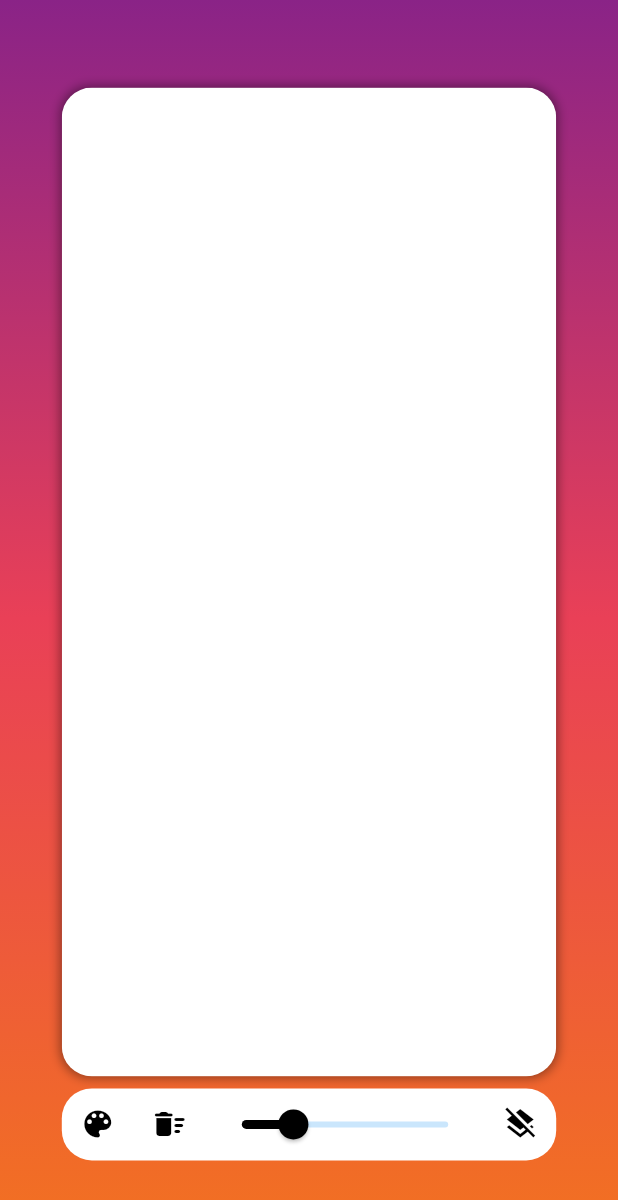
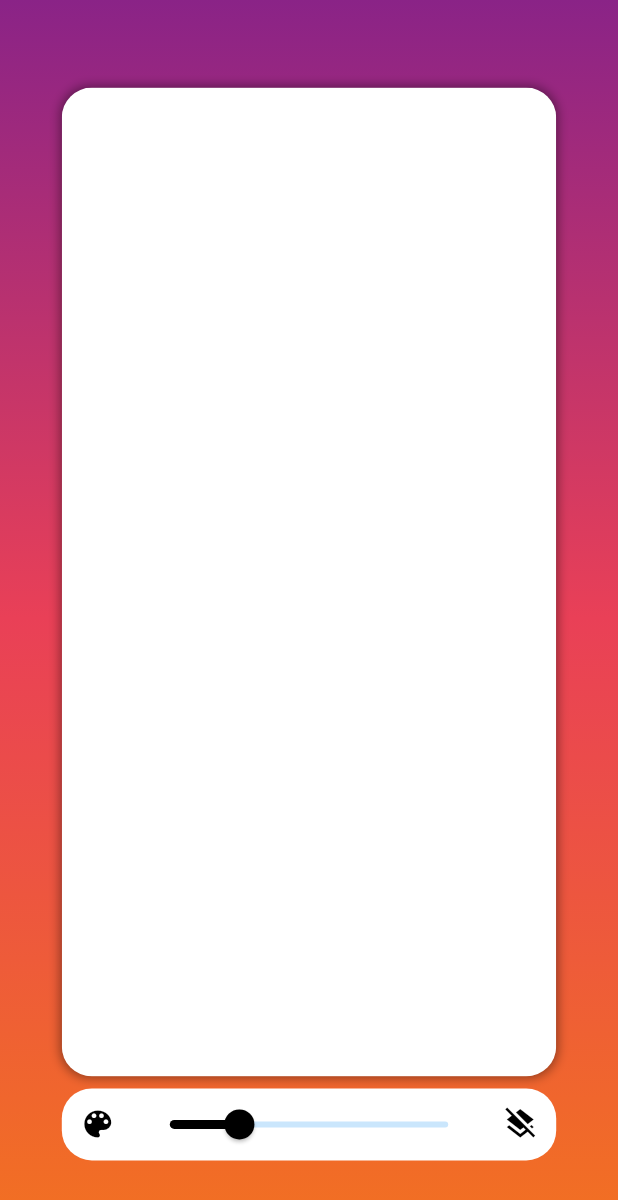
Before and after one commit to Retrogram-Graduation-project/sender-mobile-application, a Flutter app: the DrawPage screen opened directly, on a phone screen of 412 x 824 dp. Shown: the top 1200 px of the screen. Run offline on Flutter 3.47's test engine with Material 2 defaults, Android fonts, the phone set to English and light mode, and no system bars; our stand-ins replace animated_text_kit, flutter_colorpicker, google_fonts, image_picker, photo_view; missing offline and left inert: dart:ffi, nearby_connections; statements that could not run were skipped.

Commit message:
Removing white color feature

```diff
--- a/sender_app/lib/screens/draw.dart
+++ b/sender_app/lib/screens/draw.dart
@@ -183,22 +183,22 @@ class _DrawPageState extends State<DrawPage> {
                           onPressed: () {
                             selectColor();
                           }),
-                      IconButton(
-                          icon: Icon(
-                            Icons.delete_sweep_rounded,
-                            color: selectedColor == Colors.white
-                                ? previousColor
-                                : selectedColor,
-                          ),
-                          onPressed: () {
-                            print("Going inside function");
-                            sendDrawPayload();
-                            // this.setState(() {
-                            //   if (selectedColor != Colors.white)
-                            //     previousColor = selectedColor;
-                            //   selectedColor = Colors.white;
-                            // });
-                          }),
+                      // IconButton(
+                      //     icon: Icon(
+                      //       Icons.delete_sweep_rounded,
+                      //       color: selectedColor == Colors.white
+                      //           ? previousColor
+                      //           : selectedColor,
+                      //     ),
+                      //     onPressed: () {
+                      //       print("Going inside function");
+                      //       sendDrawPayload();
+                      //       // this.setState(() {
+                      //       //   if (selectedColor != Colors.white)
+                      //       //     previousColor = selectedColor;
+                      //       //   selectedColor = Colors.white;
+                      //       // });
+                      //     }),
                       Expanded(
                         child: Slider(
                           min: 1.0,
```
